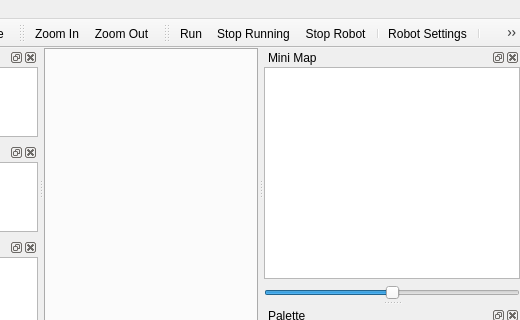
Qt form qrgui/mainwindow/mainwindow.ui (qreal/qreal) before a commit; both pictures show x 218 to 738 and y 0 to 320 of the 738 by 523 pixel window.
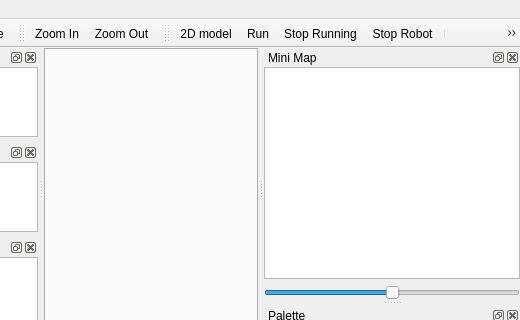
The same form after that commit. Icons and pictures are not drawn. Custom widgets are drawn as their Qt base class.

Commit message: added toolbar button to show 2D model

Diff of the .ui file:
```diff
--- a/qrgui/mainwindow/mainwindow.ui
+++ b/qrgui/mainwindow/mainwindow.ui
@@ -293,6 +293,7 @@
    <attribute name="toolBarBreak">
     <bool>false</bool>
    </attribute>
+   <addaction name="actionShow2Dmodel"/>
    <addaction name="actionRun"/>
    <addaction name="actionStop_Running"/>
    <addaction name="actionStop_Robot"/>
@@ -710,6 +711,17 @@
     <string>Ctrl+Shift+F</string>
    </property>
   </action>
+  <action name="actionShow2Dmodel">
+   <property name="text">
+    <string>2D model</string>
+   </property>
+   <property name="toolTip">
+    <string>Show 2D model</string>
+   </property>
+   <property name="shortcut">
+    <string>Ctrl+Shift+F12</string>
+   </property>
+  </action>
  </widget>
  <layoutdefault spacing="0" margin="0"/>
  <customwidgets>
```
The commit also changes 6 other files.
